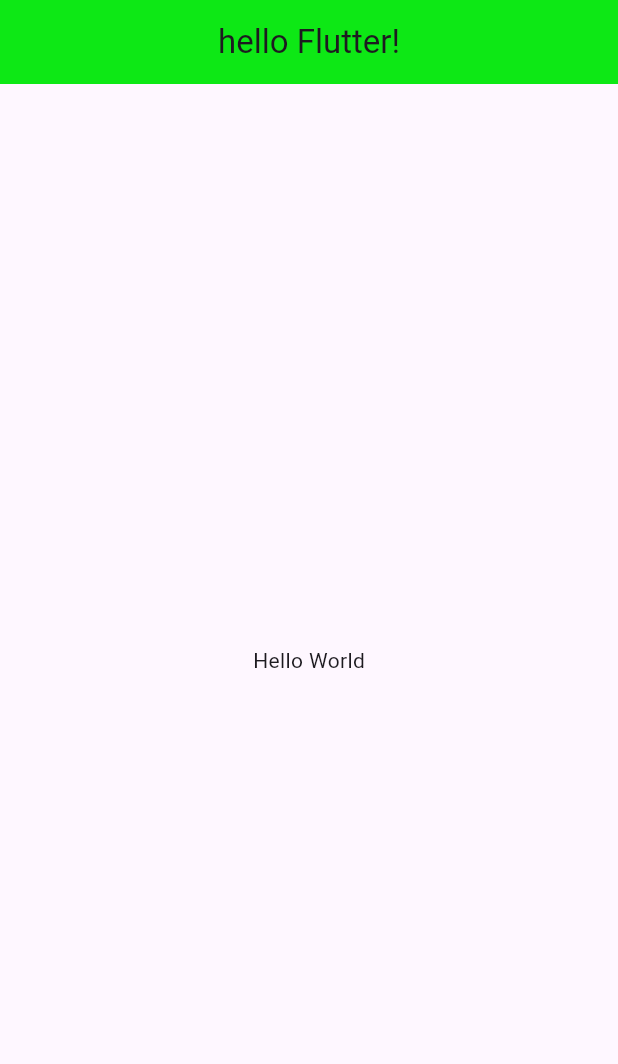
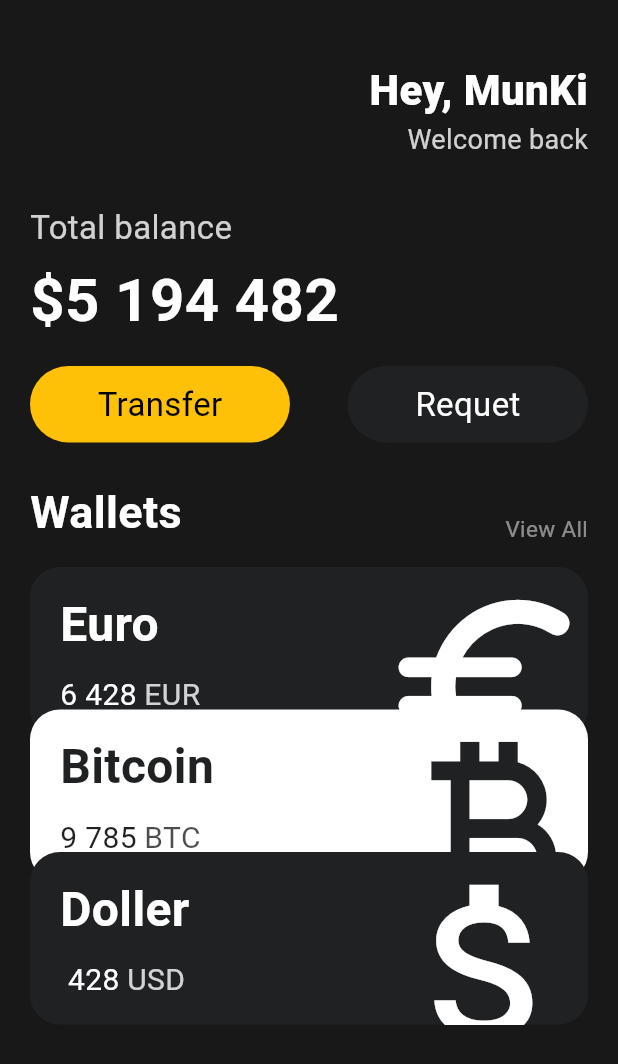
Before and after one commit to MunkiJeon/DratAndFlutter_Nomadcoders, a Flutter app: the screen it shows after launch, on a phone screen of 412 x 824 dp. Shown: the top 1064 px of the screen. Run offline on Flutter 3.47's test engine with Material 3 defaults, Android fonts, the phone set to English and light mode, and no system bars.

Commit message:
#3 UI CHALLENGE - Done

```diff
--- a/toonflix/lib/main.dart
+++ b/toonflix/lib/main.dart
@@ -1,25 +1,160 @@
+import 'package:flutter/cupertino.dart';
 import 'package:flutter/material.dart';
+import 'package:flutter/widgets.dart';
+import 'package:toonflix/widgets/button.dart';
+import 'package:toonflix/widgets/currency_card.dart';
 
 void main() {
-  runApp(App());
+  runApp(const App());
 }
 
 class App extends StatelessWidget {
+  const App({super.key});
+
   //1. StatelessWidget을 상속(extends)하여 Widget으로 만듬 ()
   @override
   Widget build(BuildContext context) {
     //2. wiget을 만들기 위해서는 build 메소드를 꼭 정의 해야 하며 build 메소드는 widget 을 ui로 띄워주는 역활을 함
     //return CupertinoApp() // = IOS 모양으로 앱ui 구성
-    return MaterialApp( // = 구글 모양으로 앱ui 구성
-      home: Scaffold( // 화면의 구성및 구조에 관한 것들을 가지고 있는 Widget
-        appBar: AppBar(
-          title: Text('hello Flutter!'),
-          elevation: 10,
-          centerTitle: true,
-          backgroundColor: Color(0xFF00FF00),
-        ),
-        body: Center(
-          child: Text('Hello World'),
+    return MaterialApp(
+      // = 구글 모양으로 앱ui 구성
+      home: Scaffold(
+        // 화면의 구성및 구조에 관한 것들을 가지고 있는 Widget
+        backgroundColor: const Color(0xFF181818),
+        body: SingleChildScrollView(
+          child: Padding(
+            padding: const EdgeInsets.symmetric(
+              horizontal: 20,
+            ),
+            child: Column(
+              crossAxisAlignment: CrossAxisAlignment.start,
+              children: [
+                const SizedBox(
+                  //여백을 주기 위한
+                  height: 40,
+                ),
+                Row(
+                  //옆으로 나열할때
+                  //Row의 MainAxis = 수평방향, CrossAxis = 수직방향
+                  mainAxisAlignment: MainAxisAlignment.end,
+                  children: [
+                    Column(
+                      //위아래로 나열할때
+                      //Column의 MainAxis = 수직방향, CrossAxis = 수평방향
+                      crossAxisAlignment: CrossAxisAlignment.end,
+                      children: [
+                        const Text(
+                          'Hey, MunKi',
+                          style: TextStyle(
+                            color: Colors.white,
+                            fontSize: 28,
+                            fontWeight: FontWeight.w800,
+                          ),
+                        ),
+                        Text(
+                          'Welcome back',
+                          style: TextStyle(
+                            color: Colors.white.withOpacity(0.8),
+                            fontSize: 18,
+                          ),
+                        ),
+                      ],
+                    ),
+                  ],
+                ),
+                const SizedBox(
+                  height: 30,
+                ),
+                Text(
+                  'Total balance',
+                  style: TextStyle(
+                    fontSize: 22,
+                    color: Colors.white.withOpacity(0.8),
+                  ),
+                ),
+                const SizedBox(
+                  height: 5,
+                ),
+                const Text(
+                  '\$5 194 482',
+                  style: TextStyle(
+                    fontSize: 40,
+                    fontWeight: FontWeight.w600,
+                    color: Colors.white,
+                  ),
+                ),
+                const SizedBox(
+                  height: 15,
+                ),
+                const Row(
+                  mainAxisAlignment: MainAxisAlignment.spaceBetween,
+                  children: [
+                    Button(
+                      text: 'Transfer',
+                      bgColor: Colors.amber,
+                      textColor: Colors.black,
+                    ),
+                    Button(
+                      text: 'Requet',
+                      bgColor: Color(0xFF1F2123),
+                      textColor: Colors.white,
+                    ),
+                  ],
+                ),
+                const SizedBox(
+                  height: 25,
+                ),
+                Row(
+                  crossAxisAlignment: CrossAxisAlignment.end,
+                  mainAxisAlignment: MainAxisAlignment.spaceBetween,
+                  children: [
+                    const Text(
+                      'Wallets',
+                      style: TextStyle(
+                        color: Colors.white,
+                        fontSize: 30,
+                        fontWeight: FontWeight.w600,
+                      ),
+                    ),
+                    Text(
+                      'View All',
+                      style: TextStyle(
+                        color: Colors.white.withOpacity(0.5),
+                        fontSize: 15,
+                      ),
+                    ),
+                  ],
+                ),
+                const SizedBox(
+                  height: 15,
+                ),
+                const CurrencyCard(
+                  name: 'Euro',
+                  code: 'EUR',
+                  amount: '6 428',
+                  icon: Icons.euro_rounded,
+                  isInverted: false,
+                  order: 1,
+                ),
+                const CurrencyCard(
+                  name: 'Bitcoin',
+                  code: 'BTC',
+                  amount: '9 785',
+                  icon: Icons.currency_bitcoin,
+                  isInverted: true,
+                  order: 2,
+                ),
+                const CurrencyCard(
+                  name: 'Doller',
+                  code: 'USD',
+                  amount: ' 428',
+                  icon: Icons.attach_money_outlined,
+                  isInverted: false,
+                  order: 3,
+                ),
+              ],
+            ),
+          ),
         ),
       ),
     );
--- /dev/null
+++ b/toonflix/lib/widgets/Button.dart
@@ -0,0 +1,38 @@
+import 'package:flutter/widgets.dart';
+
+class Button extends StatelessWidget {
+  final String text;
+  final Color bgColor;
+  final Color textColor;
+
+  const Button({
+    super.key,
+    required this.text,
+    required this.bgColor,
+    required this.textColor,
+  });
+
+  @override
+  Widget build(BuildContext context) {
+    return Container(
+      //Html의 div 처럼 아무것도 없는 박스
+      decoration: BoxDecoration(
+        color: bgColor,
+        borderRadius: BorderRadius.circular(45),
+      ),
+      child: Padding(
+        padding: const EdgeInsets.symmetric(
+          vertical: 10,
+          horizontal: 45,
+        ),
+        child: Text(
+          text,
+          style: TextStyle(
+            color: textColor,
+            fontSize: 22,
+          ),
+        ),
+      ),
+    );
+  }
+}
--- /dev/null
+++ b/toonflix/lib/widgets/currency_card.dart
@@ -0,0 +1,100 @@
+import 'package:flutter/material.dart';
+
+class CurrencyCard extends StatelessWidget {
+  final String name, code, amount;
+  final IconData icon;
+  final bool isInverted;
+  final double order;
+//order-1 * -20
+  final _blackColor = const Color(0xFF1F2123); // _(변수명) = private하게 쓰겠다는 룰
+
+  const CurrencyCard({
+    super.key,
+    required this.name,
+    required this.code,
+    required this.amount,
+    required this.icon,
+    required this.isInverted,
+    required this.order,
+  });
+
+  @override
+  Widget build(BuildContext context) {
+    return Transform.translate(
+      offset: Offset(0, (order - 1) * -20),
+      child: Container(
+        clipBehavior: Clip.hardEdge, // 자식 아이템 중에 넘치는 것을 어떻게 할지 정하는 부분
+        decoration: BoxDecoration(
+          color: isInverted ? Colors.white : _blackColor,
+          borderRadius: BorderRadius.circular(20),
+        ),
+        child: Padding(
+          padding: const EdgeInsets.symmetric(
+            horizontal: 20,
+            vertical: 15,
+          ),
+          child: Row(
+            mainAxisAlignment: MainAxisAlignment.spaceBetween,
+            children: [
+              Column(
+                crossAxisAlignment: CrossAxisAlignment.start,
+                children: [
+                  Text(
+                    name,
+                    style: TextStyle(
+                      color: isInverted ? _blackColor : Colors.white,
+                      fontSize: 32,
+                      fontWeight: FontWeight.w600,
+                    ),
+                  ),
+                  const SizedBox(
+                    height: 10,
+                  ),
+                  Row(
+                    children: [
+                      Text(
+                        amount,
+                        style: TextStyle(
+                          color: isInverted ? _blackColor : Colors.white,
+                          fontSize: 20,
+                        ),
+                      ),
+                      const SizedBox(
+                        width: 5,
+                      ),
+                      Text(
+                        code,
+                        style: TextStyle(
+                          color: isInverted
+                              ? _blackColor.withOpacity(0.8)
+                              : Colors.white.withOpacity(0.8),
+                          fontSize: 20,
+                        ),
+                      ),
+                    ],
+                  )
+                ],
+              ),
+              Transform.scale(
+                // 자식 아이템의 스케일을 바꿔줌
+                scale: 2.2,
+                child: Transform.translate(
+                  // 자식 아이템의 위치를 바꿔줌
+                  offset: const Offset(
+                    -5, // X 값 이동
+                    10, // Y 값 이동
+                  ),
+                  child: Icon(
+                    icon,
+                    color: isInverted ? _blackColor : Colors.white,
+                    size: 70,
+                  ),
+                ),
+              ),
+            ],
+          ),
+        ),
+      ),
+    );
+  }
+}
```
Also changed, not shown: 2 other files.
